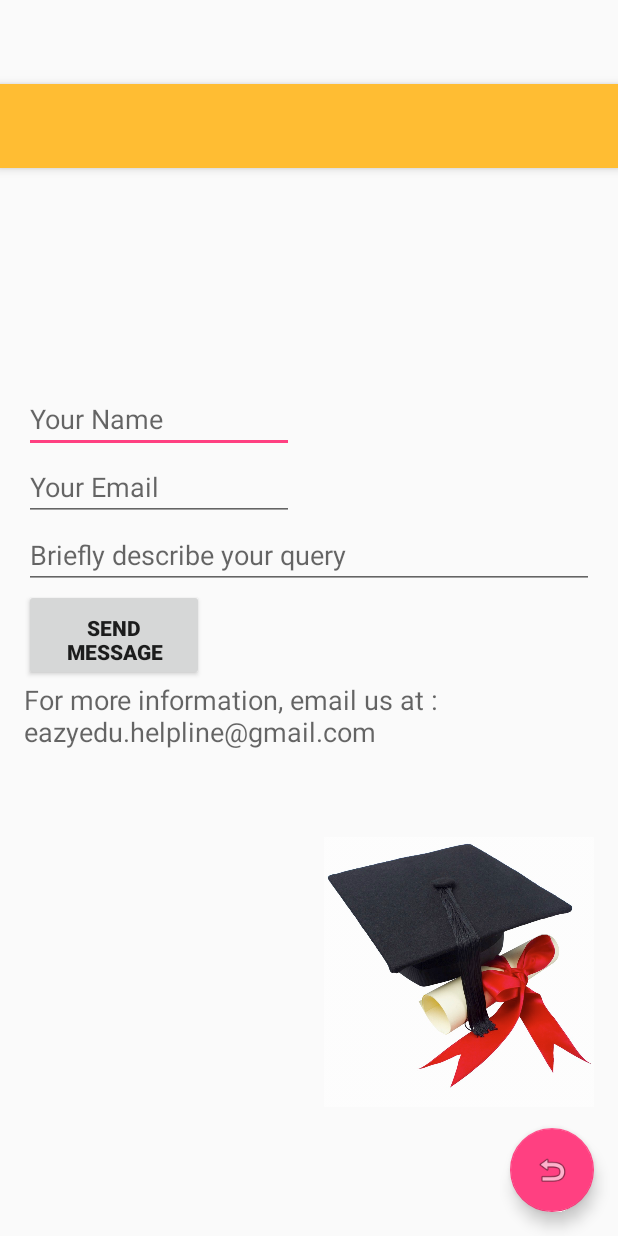
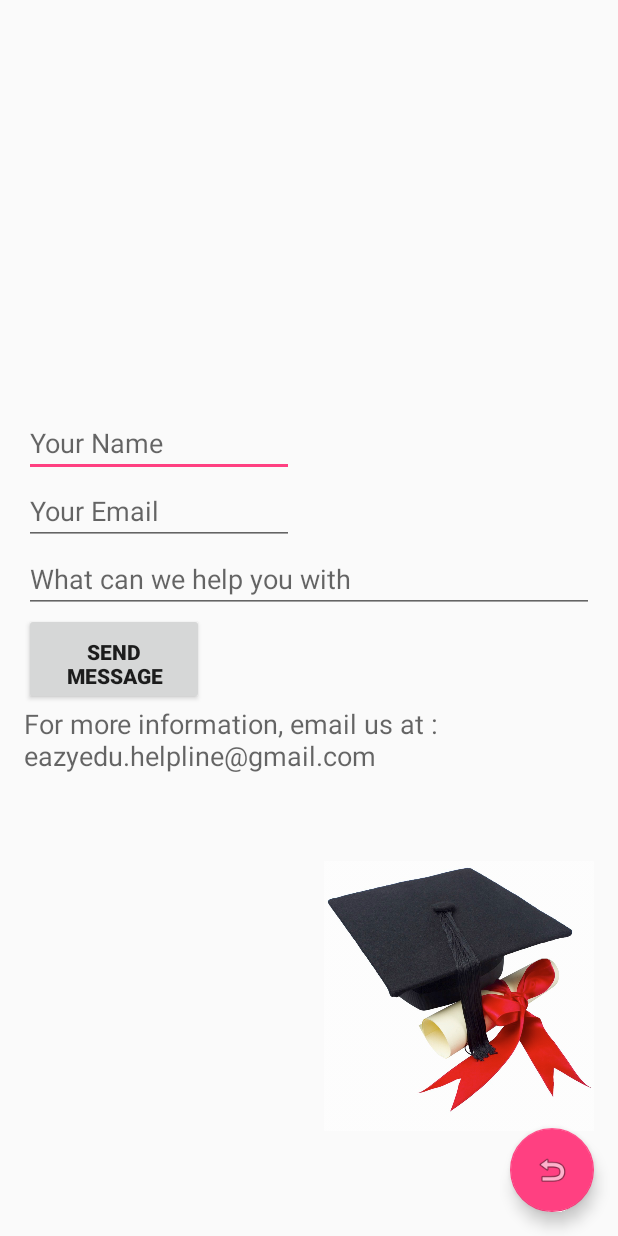
Before and after one commit to nbarman/AndroidStudioProjects, an Android app: the layout activity_contact_us.xml on its own in the app's theme, with its tools: preview values and no code run, on a phone screen of 412 x 824 dp. Run offline under Robolectric (Android 15) with nearby library versions, the phone set to English and light mode, and no system bars.

Commit message:
Updated 4th July

```diff
--- a/EazyEdu/app/build.gradle
+++ b/EazyEdu/app/build.gradle
@@ -3,10 +3,9 @@ apply plugin: 'com.android.application'
 android {
     compileSdkVersion 23
     buildToolsVersion "23.0.2"
-
     defaultConfig {
         applicationId "com.eazyedu"
-        minSdkVersion 21
+        minSdkVersion 19
         targetSdkVersion 23
         versionCode 1
         versionName "1.0"
@@ -16,6 +15,8 @@ android {
             minifyEnabled false
             proguardFiles getDefaultProguardFile('proguard-android.txt'), 'proguard-rules.pro'
         }
+    }
+    productFlavors {
     }
 }
 
--- a/EazyEdu/app/src/main/AndroidManifest.xml
+++ b/EazyEdu/app/src/main/AndroidManifest.xml
@@ -6,8 +6,10 @@
 
     <application
         android:allowBackup="true"
-        android:icon="@mipmap/eazyedu_small_icon"
+        android:icon="@mipmap/eazyicon_eazyedu"
         android:label="EazyEdu"
+        android:versionCode = "1"
+        android:versionName = "v1.1"
         android:supportsRtl="true"
         android:theme="@style/AppTheme" >
         <activity
--- a/EazyEdu/app/src/main/res/layout/activity_contact_us.xml
+++ b/EazyEdu/app/src/main/res/layout/activity_contact_us.xml
@@ -6,16 +6,15 @@
     android:layout_height="match_parent" android:fitsSystemWindows="true"
     tools:context="com.eazyedu.ContactUs">
 
+    <include layout="@layout/content_contact_us" />
+
     <android.support.design.widget.AppBarLayout android:layout_height="wrap_content"
-        android:layout_width="match_parent" android:theme="@style/AppTheme.AppBarOverlay">
-
-        <android.support.v7.widget.Toolbar android:id="@+id/toolbar"
-            android:layout_width="match_parent" android:layout_height="?attr/actionBarSize"
-            android:background="?attr/colorPrimary" app:popupTheme="@style/AppTheme.PopupOverlay" />
+        android:layout_width="match_parent" android:theme="@style/AppTheme.AppBarOverlay"
+        android:id="@+id/custom_view">
 
     </android.support.design.widget.AppBarLayout>
 
-    <include layout="@layout/content_contact_us" />
+
 
     <android.support.design.widget.FloatingActionButton android:id="@+id/fab"
         android:layout_width="wrap_content" android:layout_height="wrap_content"
--- a/EazyEdu/app/src/main/res/layout/activity_view_blog.xml
+++ b/EazyEdu/app/src/main/res/layout/activity_view_blog.xml
@@ -17,9 +17,4 @@
 
     <include layout="@layout/content_view_blog" />
 
-    <android.support.design.widget.FloatingActionButton android:id="@+id/fab"
-        android:layout_width="wrap_content" android:layout_height="wrap_content"
-        android:layout_gravity="bottom|end" android:layout_margin="@dimen/fab_margin"
-        android:src="@android:drawable/ic_dialog_email" />
-
 </android.support.design.widget.CoordinatorLayout>
--- a/EazyEdu/app/src/main/res/layout/app_bar_navigation.xml
+++ b/EazyEdu/app/src/main/res/layout/app_bar_navigation.xml
@@ -17,9 +17,4 @@
 
     <include layout="@layout/content_navigation" />
 
-    <android.support.design.widget.FloatingActionButton android:id="@+id/fab"
-        android:layout_width="wrap_content" android:layout_height="wrap_content"
-        android:layout_gravity="bottom|end" android:layout_margin="@dimen/fab_margin"
-        android:src="@android:drawable/ic_dialog_email" />
-
 </android.support.design.widget.CoordinatorLayout>
--- a/EazyEdu/app/src/main/res/layout/content_contact_us.xml
+++ b/EazyEdu/app/src/main/res/layout/content_contact_us.xml
@@ -5,7 +5,7 @@
     android:layout_height="match_parent" android:paddingLeft="@dimen/activity_horizontal_margin"
     android:paddingRight="@dimen/activity_horizontal_margin"
     android:paddingTop="@dimen/activity_vertical_margin"
-    android:paddingBottom="@dimen/activity_vertical_margin"
+    android:paddingBottom="0dp"
     app:layout_behavior="@string/appbar_scrolling_view_behavior"
     tools:showIn="@layout/activity_contact_us" tools:context="com.eazyedu.ContactUs">
 
--- a/EazyEdu/app/src/main/res/layout/content_view_blog.xml
+++ b/EazyEdu/app/src/main/res/layout/content_view_blog.xml
@@ -20,7 +20,7 @@
 
     <ImageView
         android:layout_width="wrap_content"
-        android:layout_height="140dp"
+        android:layout_height="100dp"
         android:id="@+id/blog_banner"
         android:src="@drawable/blog_banner"
         android:requiresFadingEdge="vertical"
--- a/EazyEdu/app/src/main/res/layout/nav_header_navigation.xml
+++ b/EazyEdu/app/src/main/res/layout/nav_header_navigation.xml
@@ -1,6 +1,6 @@
 <?xml version="1.0" encoding="utf-8"?>
 <RelativeLayout xmlns:android="http://schemas.android.com/apk/res/android"
-    android:layout_width="match_parent" android:layout_height="220dp"
+    android:layout_width="fill_parent" android:layout_height="220dp"
     android:background="@mipmap/banner_eazyedu_header"
     android:paddingBottom="@dimen/activity_vertical_margin"
     android:paddingLeft="20dp"
--- a/EazyEdu/app/src/main/res/menu/activity_navigation_drawer.xml
+++ b/EazyEdu/app/src/main/res/menu/activity_navigation_drawer.xml
@@ -10,7 +10,7 @@
 
     <item android:title="Share">
         <menu>
-            <item android:id="@+id/nav_send" android:icon="@drawable/like_icon"
+            <item android:id="@+id/nav_like_fb" android:icon="@drawable/like_icon"
                 android:title="Like us on Facebook" />
         </menu>
     </item>
--- a/EazyEdu/app/src/main/res/menu/navigation.xml
+++ b/EazyEdu/app/src/main/res/menu/navigation.xml
@@ -1,6 +1,4 @@
 <menu xmlns:android="http://schemas.android.com/apk/res/android"
     xmlns:app="http://schemas.android.com/apk/res-auto"
     xmlns:tools="http://schemas.android.com/tools" tools:context=".Navigation">
-    <item android:id="@+id/action_settings" android:title="@string/action_settings"
-        android:orderInCategory="100" app:showAsAction="never" />
 </menu>
--- a/EazyEdu/app/src/main/res/values/strings.xml
+++ b/EazyEdu/app/src/main/res/values/strings.xml
@@ -9,9 +9,10 @@
     <string name="label_your_name">Your Name</string>
     <string name="label_your_email">Your Email</string>
     <string name="send_message">Send Message</string>
-    <string name="label_your_question"> Briefly describe your query</string>
+    <string name="label_your_question"> What can we help you with</string>
     <string name="label_contact_email">For more information, email us at : eazyedu.helpline@gmail.com</string>
     <string name="action_settings">Settings</string>
     <string name="title_activity_contact_us">Contact Us</string>
     <string name="title_activity_view_blog">View Blog</string>
+    <string name="url_facebook_like">https://www.facebook.com/EasyEduGuide/?ref=aymt_homepage_panel</string>
 </resources>
```
Also changed, not shown: EazyEdu/app/src/main/java/com/eazyedu/Navigation.java (+7 -9 lines), EazyEdu/app/src/main/java/com/eazyedu/ViewBlog.java (+6 -5 lines), EazyEdu/app/src/main/res/layout/content_navigation.xml (+7 -2 lines), EazyEdu/app/src/main/res/drawable/eazy_edu_banner_v4.jpg (added), EazyEdu/app/src/main/res/drawable/eazyedu_alt_banner.jpg (added), EazyEdu/app/src/main/res/mipmap/eazyicon_eazyedu.png (added), 2 other files.
